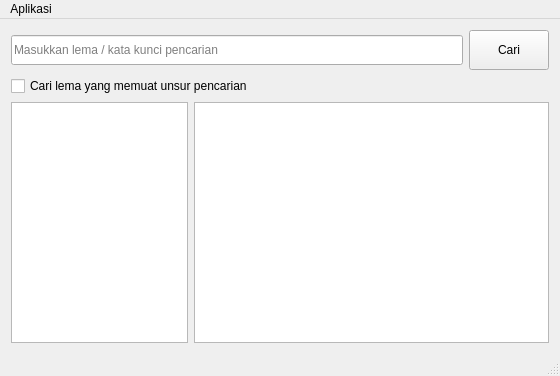
The window that src/mainwindow.ui (bgli/kbbi-qt) describes before a commit, drawn with Qt 5.
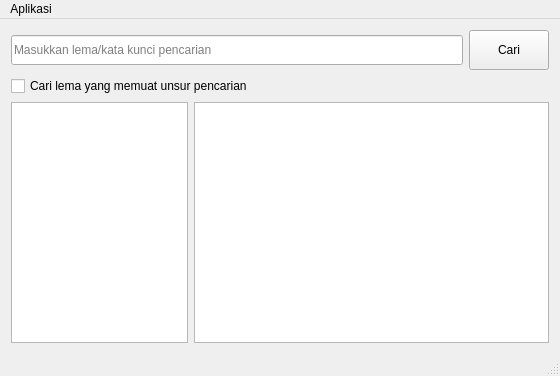
The same window after the commit. Icons and pictures are not drawn.

```diff
--- a/src/mainwindow.ui
+++ b/src/mainwindow.ui
@@ -38,7 +38,7 @@
            </size>
           </property>
           <property name="placeholderText">
-           <string>Masukkan lema / kata kunci pencarian</string>
+           <string>Masukkan lema/kata kunci pencarian</string>
           </property>
          </widget>
         </item>
```
